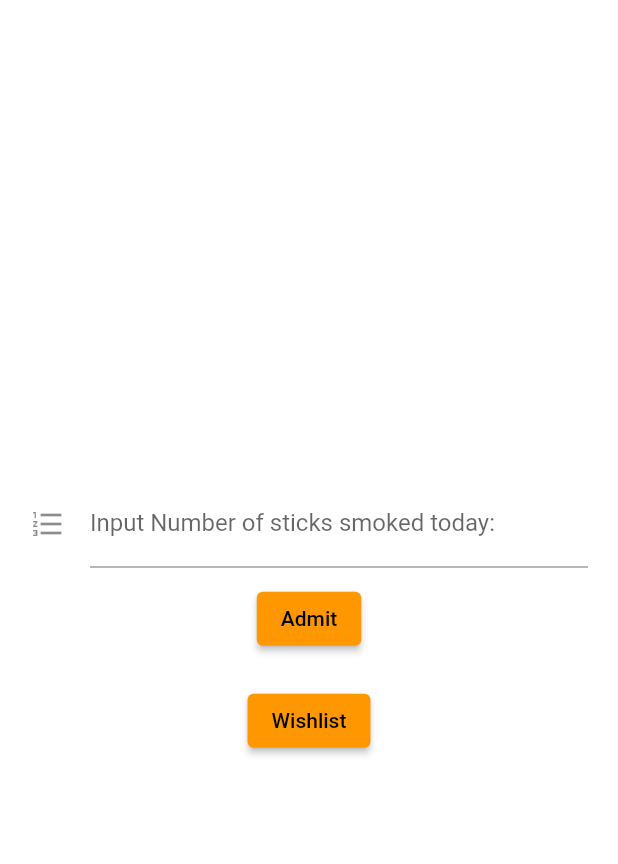
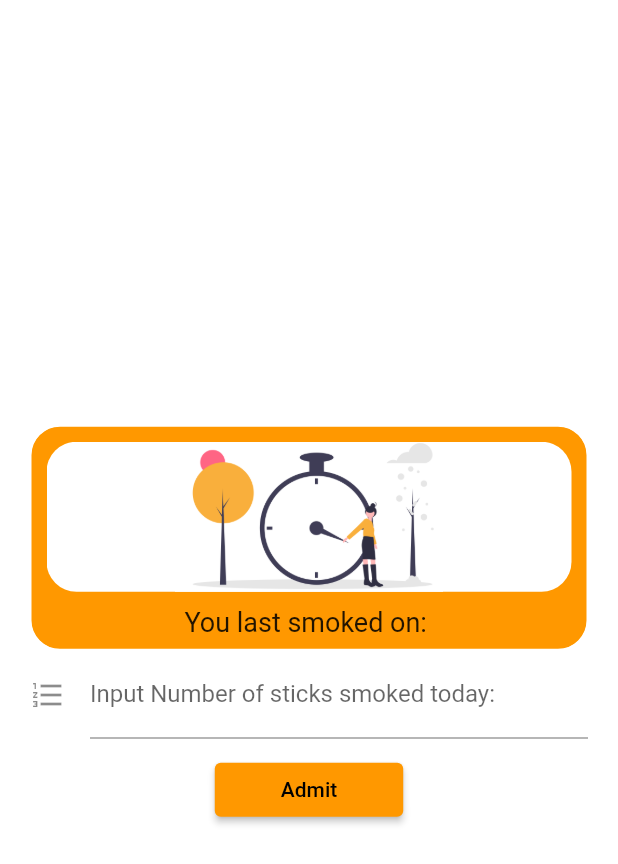
Before and after one commit to S-Samiksha/QuitNowApp, a Flutter app: the AdmitRelapsePage screen opened by its route, on a phone screen of 412 x 824 dp. Shown: the top 864 px of the screen. Run offline on Flutter 3.47's test engine with Material 2 defaults, Android fonts, the phone set to English and light mode, and no system bars; our stand-ins replace cloud_firestore, firebase_auth, firebase_core; accounts and stored records are empty; Roboto replaces fonts that are missing (Indies).

Commit message:
done admitRelapse

```diff
--- a/flutter_app_quit_now/lib/pages/Wishlist.dart
+++ b/flutter_app_quit_now/lib/pages/Wishlist.dart
@@ -2,7 +2,6 @@ import 'package:firebase_auth/firebase_auth.dart';
 import 'package:flutter/material.dart';
 import 'package:flutter_app_quit_now/auth.dart';
 import 'package:cloud_firestore/cloud_firestore.dart';
-import 'package:flutter_app_quit_now/pages/addItem.dart';
 import 'package:flutter_app_quit_now/pages/admit_relapse.dart';
 import 'package:flutter_app_quit_now/pages/home_page.dart';
 import 'package:flutter_app_quit_now/pages/login.dart';
--- a/flutter_app_quit_now/lib/pages/admit_relapse.dart
+++ b/flutter_app_quit_now/lib/pages/admit_relapse.dart
@@ -5,6 +5,7 @@ import 'package:cloud_firestore/cloud_firestore.dart';
 import 'package:flutter_app_quit_now/pages/Wishlist.dart';
 import 'package:flutter_app_quit_now/pages/home_page.dart';
 import 'package:flutter_app_quit_now/pages/login.dart';
+import 'package:intl/intl.dart';
 
 class AdmitRelapsePage extends StatefulWidget {
   const AdmitRelapsePage({Key? key}) : super(key: key);
@@ -15,32 +16,110 @@ class AdmitRelapsePage extends StatefulWidget {
 
 class _AdmitRelapsePageState extends State<AdmitRelapsePage> {
   var sticks = ' ';
-  // List sticks1 = ["1", "2", "3", "4", "5"];
-  //String selectedItem;
+  final User? user = Auth().currentUser;
 
-  Widget _admitButton() {
-    return ElevatedButton(
-      onPressed: () => Navigator.push(
-          context, MaterialPageRoute(builder: (context) => const HomePage())),
-      child: Text("Admit"),
+  final Stream<QuerySnapshot> userDetails =
+      FirebaseFirestore.instance.collection('userdetails').snapshots();
+
+  Stream<DocumentSnapshot> provideDocumentFieldStream() {
+    return FirebaseFirestore.instance
+        .collection('userdetails')
+        .doc(user?.uid)
+        .snapshots();
+  }
+
+  Widget _lastRelapseText() {
+    return StreamBuilder<DocumentSnapshot>(
+        stream: provideDocumentFieldStream(),
+        builder:
+            (BuildContext context, AsyncSnapshot<DocumentSnapshot> snapshot) {
+          if (snapshot.hasData) {
+            final data = snapshot.requireData;
+
+            return Text("You last smoked on: ${data['lastRelapse']}",
+                style: const TextStyle(fontSize: 18, fontFamily: 'Indies'));
+          } else {
+            return const Text("Loading",
+                style: TextStyle(fontSize: 18, fontFamily: 'Indies'));
+          }
+        });
+  }
+
+  double containerWidth = 450;
+  Widget _lastRelapse() {
+    return Container(
+      padding: const EdgeInsets.all(10),
+      height: 150,
+      width: containerWidth,
+      decoration: BoxDecoration(
+          color: Colors.orange,
+          border: Border.all(
+            color: Colors.white,
+          ),
+          borderRadius: BorderRadius.all(Radius.circular(20))),
+      child: SingleChildScrollView(
+        child: Column(
+          children: <Widget>[
+            Container(
+              height: 100.0,
+              width: double.infinity,
+              decoration: const BoxDecoration(
+                  color: Colors.white,
+                  image: DecorationImage(
+                    image: AssetImage('assets/images/journeystarted.png'),
+                    fit: BoxFit.fitHeight,
+                  ),
+                  borderRadius: BorderRadius.all(Radius.circular(20))),
+            ),
+            const SizedBox(height: 10),
+            _lastRelapseText()
+          ],
+        ),
+      ),
     );
   }
 
-  Widget _wishlistButton() {
+  Future<void> resetDate() async {
+    DateTime now = DateTime.now();
+    String todaysDate = DateFormat('MMM dd, yyyy').format(now);
+    CollectionReference userDetails =
+        FirebaseFirestore.instance.collection('userdetails');
+    userDetails.doc(user?.uid).update({'lastRelapse': todaysDate}).catchError(
+        (error) => print("Failed to update user: $error"));
+  }
+
+  // Widget _admitButton() {
+  //   return ElevatedButton(
+  //     onPressed: () => Navigator.push(
+  //         context, MaterialPageRoute(builder: (context) => const HomePage())),
+  //     child: Text("Admit"),
+  //   );
+  // }
+  Widget _admitButton() {
     return ElevatedButton(
-      onPressed: () => Navigator.push(
-          context, MaterialPageRoute(builder: (context) => WishlistPage())),
-      child: Text("Wishlist"),
+      onPressed: () async => {
+        if (true)
+          {
+            resetDate(),
+            clearText(),
+            ScaffoldMessenger.of(context).showSnackBar(
+              const SnackBar(
+                content: Text('Admitted Relapse'),
+              ),
+            )
+          }
+      },
+      child: const Text("Admit"),
+      style: ElevatedButton.styleFrom(
+        padding: const EdgeInsets.only(left: 44.0, right: 44.0),
+      ),
     );
   }
 
-  //for bottom navigation bar
-  int _selectedIndex = 0;
+  final fieldText = TextEditingController();
 
-  void _onItemTapped(int index) {
-    setState(() {
-      _selectedIndex = index;
-    });
+  void clearText() {
+    fieldText.clear();
   }
 
   @override
@@ -55,6 +134,8 @@ class _AdmitRelapsePageState extends State<AdmitRelapsePage> {
           crossAxisAlignment: CrossAxisAlignment.center,
           mainAxisAlignment: MainAxisAlignment.center,
           children: <Widget>[
+            const SizedBox(height: 10),
+            _lastRelapse(),
             TextFormField(
               decoration: const InputDecoration(
                 icon: Icon(Icons.format_list_numbered),
@@ -68,19 +149,11 @@ class _AdmitRelapsePageState extends State<AdmitRelapsePage> {
                   return "Please enter some number";
                 }
                 return null;
-                }),
+              },
+              controller: fieldText,
+            ),
             const SizedBox(height: 10),
             _admitButton(),
-            const SizedBox(height: 20),
-            _wishlistButton(),
-            // Center(
-            //   child: ElevatedButton(
-            //     onPressed:(){
-            //       if
-            //     }
-
-            //   ),
-            // ),
           ],
         ),
       ),
```
Also changed, not shown: flutter_app_quit_now/lib/pages/addItem.dart (deleted, +0 -81 lines). Lines whose indentation alone changed are shown as unchanged.
